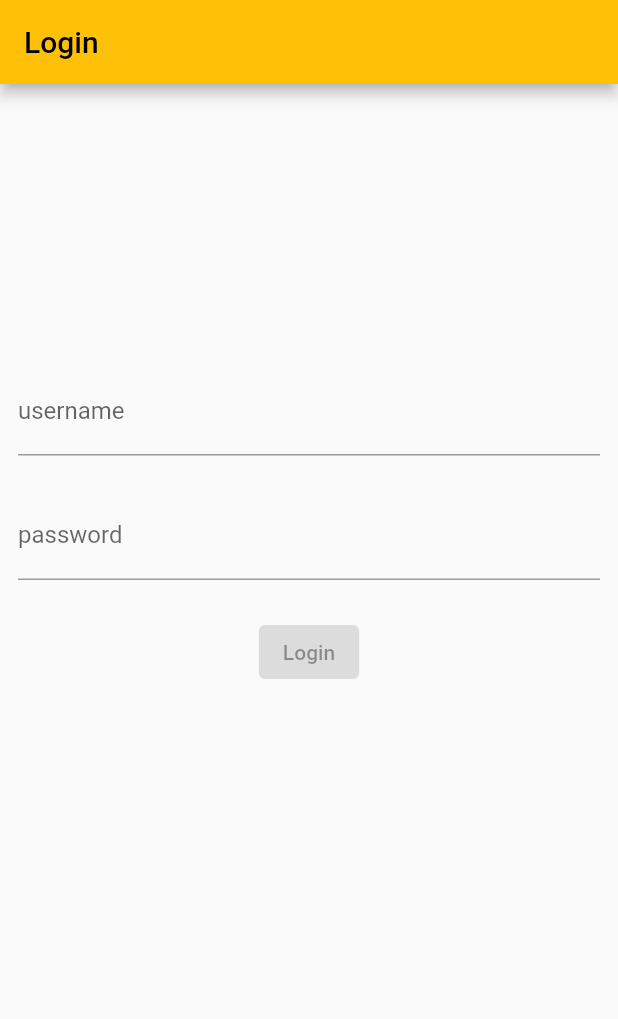
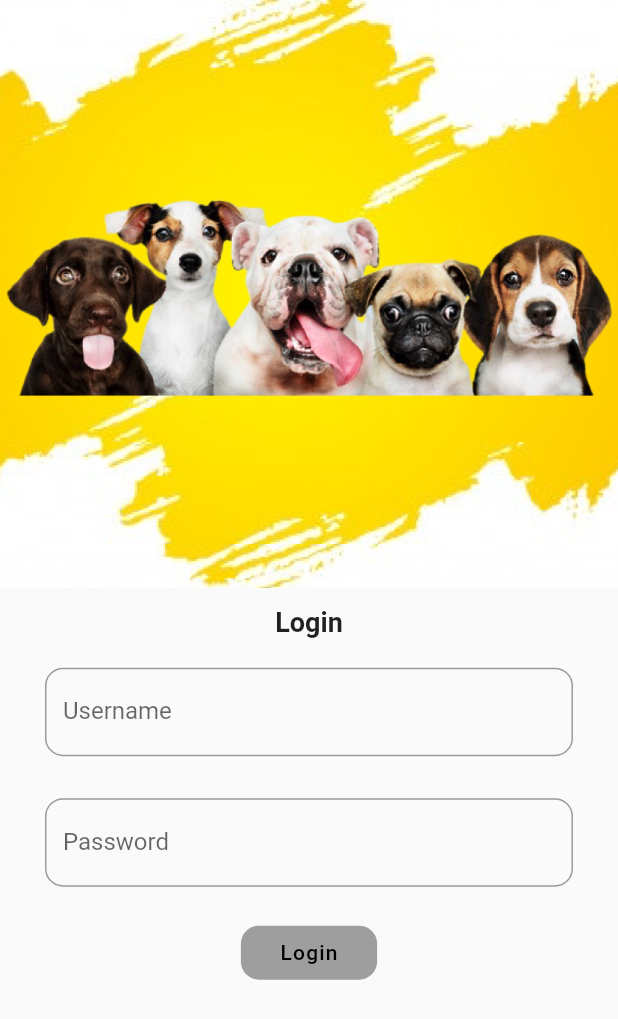
Before and after one commit to paulinaurbas/puppy.io, a Flutter app: the screen it shows after launch, on a phone screen of 412 x 824 dp. Shown: the top 1019 px of the screen. Run offline on Flutter 3.47's test engine with Material 2 defaults, Android fonts, the phone set to English and light mode, and no system bars; our stand-ins replace bloc, dio, easy_localization, equatable, flutter_bloc, formz and 2 more; accounts and stored records are empty.

Commit message:
002-login-register
added login screen

```diff
--- a/puppy_io/assets/translations/en.json
+++ b/puppy_io/assets/translations/en.json
@@ -1,3 +1,7 @@
 {
-  "hello": "hello"
+  "hello": "hello",
+  "username": "Username",
+  "password": "Password",
+  "logout": "Logout",
+  "login": "Login"
 }
--- a/puppy_io/assets/translations/pl.json
+++ b/puppy_io/assets/translations/pl.json
@@ -1,3 +1,7 @@
 {
-  "hello": "czesc"
+  "hello": "czesc",
+  "username": "Username",
+  "password": "Hasło",
+  "logout": "Wyloguj",
+  "login": "Zaloguj się"
 }
--- a/puppy_io/lib/screens/autorization_screen/login/view/login_form.dart
+++ b/puppy_io/lib/screens/autorization_screen/login/view/login_form.dart
@@ -1,7 +1,10 @@
+import 'package:easy_localization/easy_localization.dart';
 import 'package:flutter/material.dart';
 import 'package:flutter_bloc/flutter_bloc.dart';
 import 'package:formz/formz.dart';
+import 'package:puppy_io/generated/locale_keys.g.dart';
 import 'package:puppy_io/screens/autorization_screen/login/bloc/login_bloc.dart';
+import 'package:puppy_io/widgets/primary_button.dart';
 
 class LoginForm extends StatelessWidget {
   const LoginForm({Key? key}) : super(key: key);
@@ -18,15 +21,18 @@ class LoginForm extends StatelessWidget {
             );
         }
       },
-      child: Align(
-        alignment: const Alignment(0, -1 / 3),
+      child: SingleChildScrollView(
         child: Column(
-          mainAxisSize: MainAxisSize.min,
+          mainAxisAlignment: MainAxisAlignment.center,
           children: [
+            _BackgroundPhoto(),
+            const SizedBox(height: 12),
+            _TitleLabel(),
+            const SizedBox(height: 12),
             _UsernameInput(),
-            const Padding(padding: EdgeInsets.all(12)),
+            const SizedBox(height: 12),
             _PasswordInput(),
-            const Padding(padding: EdgeInsets.all(12)),
+            const SizedBox(height: 12),
             _LoginButton(),
           ],
         ),
@@ -35,21 +41,49 @@ class LoginForm extends StatelessWidget {
   }
 }
 
+class _TitleLabel extends StatelessWidget {
+  @override
+  Widget build(BuildContext context) {
+    return Text(
+      LocaleKeys.login.tr(),
+      style: const TextStyle(fontSize: 18, fontWeight: FontWeight.w600),
+    );
+  }
+}
+
+class _BackgroundPhoto extends StatelessWidget {
+  @override
+  Widget build(BuildContext context) {
+    return const Image(
+      image: AssetImage('assets/images/background_photo.png'),
+      fit: BoxFit.cover,
+    );
+  }
+}
+
 class _UsernameInput extends StatelessWidget {
   @override
   Widget build(BuildContext context) {
-    return BlocBuilder<LoginBloc, LoginState>(
+    return Padding(
+      padding: const EdgeInsets.symmetric(horizontal: 30.0, vertical: 8),
+      child: BlocBuilder<LoginBloc, LoginState>(
         buildWhen: (previous, current) => previous.username != current.username,
         builder: (context, state) {
           return TextField(
             key: const Key('loginForm_usernameInput_textField'),
             onChanged: (username) => context.read<LoginBloc>().add(LoginUsernameChanged(username)),
             decoration: InputDecoration(
-            labelText: 'username',
+              border: OutlineInputBorder(
+                borderRadius: BorderRadius.circular(12.0),
+                borderSide: const BorderSide(width: 3, style: BorderStyle.solid, color: Colors.black),
+              ),
+              hintStyle: TextStyle(color: Colors.grey[800]),
+              labelText: LocaleKeys.username.tr(),
               errorText: state.username.invalid ? 'invalid username' : null,
             ),
           );
         },
+      ),
     );
   }
 }
@@ -57,7 +91,9 @@ class _UsernameInput extends StatelessWidget {
 class _PasswordInput extends StatelessWidget {
   @override
   Widget build(BuildContext context) {
-    return BlocBuilder<LoginBloc, LoginState>(
+    return Padding(
+      padding: const EdgeInsets.symmetric(horizontal: 30.0, vertical: 8),
+      child: BlocBuilder<LoginBloc, LoginState>(
         buildWhen: (previous, current) => previous.password != current.password,
         builder: (context, state) {
           return TextField(
@@ -65,11 +101,18 @@ class _PasswordInput extends StatelessWidget {
             onChanged: (password) => context.read<LoginBloc>().add(LoginPasswordChanged(password)),
             obscureText: true,
             decoration: InputDecoration(
-            labelText: 'password',
-            errorText: state.password.invalid ? 'invalid password' : null,
+              labelText: LocaleKeys.password.tr(),
+              border: OutlineInputBorder(
+                borderRadius: BorderRadius.circular(12.0),
+                borderSide: const BorderSide(width: 3, style: BorderStyle.solid, color: Colors.black),
+              ),
+              hintStyle: TextStyle(
+                color: Colors.grey[800],
+              ),
             ),
           );
         },
+      ),
     );
   }
 }
@@ -82,9 +125,8 @@ class _LoginButton extends StatelessWidget {
       builder: (context, state) {
         return state.status.isSubmissionInProgress
             ? const CircularProgressIndicator()
-            : ElevatedButton(
-                key: const Key('loginForm_continue_raisedButton'),
-                child: const Text('Login'),
+            : PrimaryButton(
+                buttonDescription: LocaleKeys.login.tr(),
                 onPressed: state.status.isValidated
                     ? () {
                         context.read<LoginBloc>().add(const LoginSubmitted());
--- a/puppy_io/lib/screens/autorization_screen/login/view/login_page.dart
+++ b/puppy_io/lib/screens/autorization_screen/login/view/login_page.dart
@@ -1,7 +1,6 @@
 import 'package:flutter/material.dart';
 import 'package:flutter_bloc/flutter_bloc.dart';
 import 'package:get_it/get_it.dart';
-import 'package:puppy_io/auth/auth_repository.dart';
 import 'package:puppy_io/screens/autorization_screen/login/bloc/login_bloc.dart';
 import 'package:puppy_io/screens/autorization_screen/login/view/login_form.dart';
 
@@ -22,15 +21,11 @@ class _LoginPageState extends State<LoginPage> {
   @override
   Widget build(BuildContext context) {
     return Scaffold(
-      appBar: AppBar(title: const Text('Login')),
-      body: Padding(
-        padding: const EdgeInsets.all(12),
-        child: BlocProvider(
-          create: (context) {
-            return getIt.get<LoginBloc>();
-          },
-          child: const LoginForm(),
-        ),
+      body: BlocProvider(
+        create: (context) {
+          return getIt.get<LoginBloc>();
+        },
+        child: const LoginForm(),
       ),
     );
   }
--- a/puppy_io/lib/screens/home/home_main_screen/view/home_page.dart
+++ b/puppy_io/lib/screens/home/home_main_screen/view/home_page.dart
@@ -26,6 +26,12 @@ class HomePage extends StatelessWidget {
               },
             ),
             ElevatedButton(
+              child: const Text('Create offer with puppy'),
+              onPressed: () {
+                //TODO
+              },
+            ),
+            ElevatedButton(
               child: const Text('Logout'),
               onPressed: () {
                 context
--- a/puppy_io/lib/screens/main_screen.dart
+++ b/puppy_io/lib/screens/main_screen.dart
@@ -50,6 +50,7 @@ class MyApp extends StatelessWidget {
       locale: context.locale,
       theme: ThemeData(
         primarySwatch: Colors.amber,
+        backgroundColor: Colors.white
       ),);
   }
 }
--- /dev/null
+++ b/puppy_io/lib/widgets/primary_button.dart
@@ -0,0 +1,28 @@
+import 'package:flutter/cupertino.dart';
+import 'package:flutter/material.dart';
+
+class PrimaryButton extends StatelessWidget {
+  final Function()? onPressed;
+  final String buttonDescription;
+
+  const PrimaryButton({required this.onPressed, required this.buttonDescription});
+
+  @override
+  Widget build(BuildContext context) {
+    return MaterialButton(
+      child: Padding(
+        padding: const EdgeInsets.all(10.0),
+        child: Text(
+          buttonDescription,
+          style:
+          const TextStyle(fontSize: 14, color: Colors.black, letterSpacing: 0.8),
+        ),
+      ),
+      color: Colors.amber,
+      shape: RoundedRectangleBorder(
+          borderRadius: BorderRadius.circular(12)),
+      onPressed: onPressed,
+      disabledColor: Colors.grey,
+    );
+  }
+}
--- a/puppy_io/pubspec.yaml
+++ b/puppy_io/pubspec.yaml
@@ -24,6 +24,7 @@ dependencies:
   equatable: 2.0.0
   uuid: 3.0.0
   formz: 0.4.1
+  flutter_svg: 0.23.0+1
 
 dev_dependencies:
   flutter_test:
@@ -36,3 +37,4 @@ flutter:
   uses-material-design: true
   assets:
     - assets/translations/
+    - assets/images/
```
Also changed, not shown: puppy_io/assets/images/background_photo.png (added), puppy_io/assets/images/background_photo.svg (deleted), puppy_io/lib/generated/locale_keys.g.dart, puppy_io/lib/widgets/flat_button.dart (added), puppy_io/pubspec.lock. Lines whose indentation alone changed are shown as unchanged.
